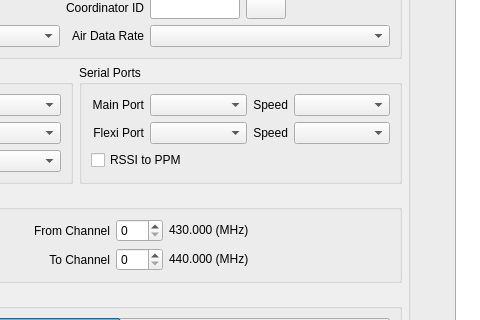
The window that ground/gcs/src/plugins/config/oplink.ui (librepilot/LibrePilot) describes before a commit, drawn with Qt 5; both pictures show x 273 to 753 and y 106 to 426 of the 971 by 652 pixel window.
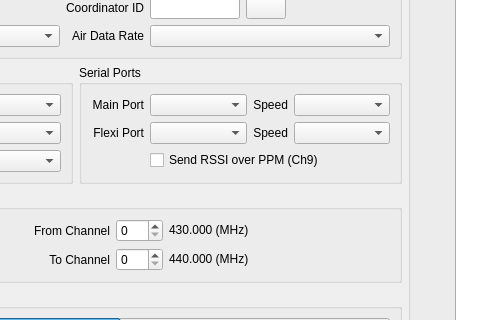
The same window after the commit. Icons and pictures are not drawn.

Commit message: LP-520 Change checkbox name

Patch:
```diff
--- a/ground/gcs/src/plugins/config/oplink.ui
+++ b/ground/gcs/src/plugins/config/oplink.ui
@@ -2143,7 +2143,7 @@
                     </property>
                    </widget>
                   </item>
-                  <item row="2" column="0" colspan="4">
+                  <item row="2" column="1" colspan="3">
                    <widget class="QCheckBox" name="PPMoutRssi">
                     <property name="toolTip">
                      <string>Add RSSI to the PPM output stream (Ch9)</string>
@@ -2152,7 +2152,7 @@
                      <enum>Qt::LeftToRight</enum>
                     </property>
                     <property name="text">
-                     <string>RSSI to PPM</string>
+                     <string>Send RSSI over PPM (Ch9)</string>
                     </property>
                     <property name="tristate">
                      <bool>false</bool>
```
